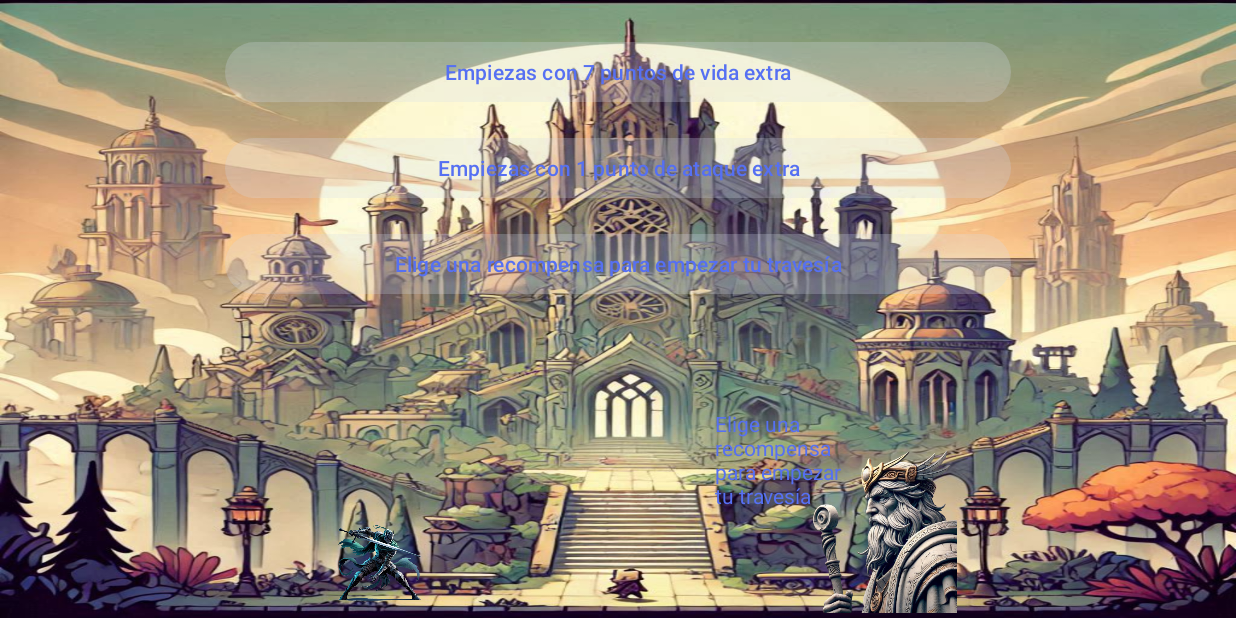
After one commit to JaimeAmuedoJAH/Roguelite_cartas, an Android app: the ActivityPrimeraPantalla screen opened directly, with no data from a screen before it, on a phone screen of 824 x 412 dp (held sideways). The commit adds this screen. Run offline under Robolectric (Android 15) with nearby library versions, the phone set to English and light mode, and no system bars.

Commit message:
Actualizacion de la app. implementadas nuevas clases, como la primera seleccion en la pantalla, y empezando a implementar el combate.

```diff
--- /dev/null
+++ b/app/src/main/java/com/jah/aplicacion_inventada/Controlador/ControladorEnemigo.java
@@ -0,0 +1,5 @@
+package com.jah.aplicacion_inventada.Controlador;
+
+public class ControladorEnemigo {
+
+}
--- /dev/null
+++ b/app/src/main/java/com/jah/aplicacion_inventada/Controlador/ControladorPersonaje.java
@@ -0,0 +1,73 @@
+package com.jah.aplicacion_inventada.Controlador;
+
+import com.jah.aplicacion_inventada.Modelo.FamiliaCarta.Ataque;
+import com.jah.aplicacion_inventada.Modelo.FamiliaCarta.Carta;
+import com.jah.aplicacion_inventada.Modelo.FamiliaCarta.Defensa;
+import com.jah.aplicacion_inventada.Modelo.FamiliaPersonaje.Personaje;
+import com.jah.aplicacion_inventada.R;
+
+import java.io.Serializable;
+import java.util.ArrayList;
+import java.util.List;
+
+public class ControladorPersonaje implements Serializable {
+
+    public static Personaje personaje;
+    public static List<Carta> mazo;
+
+    public static Personaje getPersonaje() {
+        return personaje;
+    }
+
+    public static void aumentarSaludMaxima(int vida){
+        personaje.setVidaMaxima(vida);
+    }
+
+    public static void aumentarVida(int vida){
+        personaje.setVida(vida);
+    }
+
+    public static void aumentarAtaque(int ataque){
+        personaje.setAtaque(ataque);
+    }
+
+    public static void aumentarDefensa(int defensa){
+        personaje.setDefensa(defensa);
+    }
+
+    public static void atacar(Ataque carta, Personaje personaje, Personaje enemigo){
+        int ataque = carta.getAtaque() + personaje.getAtaque() - enemigo.getDefensa();
+        if(ataque > enemigo.getVida()){
+            enemigo.setVida(enemigo.getVida() * -1);
+        }else{
+            enemigo.setVida(ataque * -1);
+        }
+    }
+
+    public static void defender(Defensa carta, Personaje personaje){
+        personaje.setDefensa(carta.getDefensa());
+    }
+
+    public static void personajeInicial(){
+        personaje = new Personaje("Renegado", 70, 70, 0, 0, mazo, 3, 3);
+    }
+
+    public static void mazoInicial(){
+            mazo = new ArrayList<>();
+            mazo.add(new Ataque("Ataque", "Realiza un barrido con la espada inflingiendo daño físico al enemigo", 1, R.drawable.ataque1, 6));
+            mazo.add(new Ataque("Ataque", "Realiza un barrido con la espada inflingiendo daño físico al enemigo", 1, R.drawable.ataque1, 6));
+            mazo.add(new Ataque("Ataque", "Realiza un barrido con la espada inflingiendo daño físico al enemigo", 1, R.drawable.ataque1, 6));
+            mazo.add(new Ataque("Ataque", "Realiza un barrido con la espada inflingiendo daño físico al enemigo", 1, R.drawable.ataque1, 6));
+            mazo.add(new Ataque("Ataque", "Realiza un barrido con la espada inflingiendo daño físico al enemigo", 1, R.drawable.ataque1, 6));
+            mazo.add(new Ataque("Ataque", "Realiza un barrido con la espada inflingiendo daño físico al enemigo", 1, R.drawable.ataque1, 6));
+            mazo.add(new Ataque("Ataque en área", "Realiza una serie de golpes consecutivos haciendo daño a todos los enemigos de la sala", 1, R.drawable.ataque1, 4));
+            mazo.add(new Ataque("Ataque+", "Realiza una estocada con la espada inflingiendo mayor cantidad de daño físico al enemigo que con un Ataque", 2, R.drawable.ataque2, 8));
+            mazo.add(new Defensa("Defensa", "Pone el escudo enfrente para bloquear el ataque del enemigo(Si el enemigo realiza un ataque+, seguirás recibiendo algo de daño)", 1, R.drawable.defensa1, 5));
+            mazo.add(new Defensa("Defensa", "Pone el escudo enfrente para bloquear el ataque del enemigo(Si el enemigo realiza un ataque+, seguirás recibiendo algo de daño)", 1, R.drawable.defensa1, 5));
+            mazo.add(new Defensa("Defensa", "Pone el escudo enfrente para bloquear el ataque del enemigo(Si el enemigo realiza un ataque+, seguirás recibiendo algo de daño)", 1, R.drawable.defensa1, 5));
+            mazo.add(new Defensa("Defensa", "Pone el escudo enfrente para bloquear el ataque del enemigo(Si el enemigo realiza un ataque+, seguirás recibiendo algo de daño)", 1, R.drawable.defensa1, 5));
+            mazo.add(new Defensa("Defensa", "Pone el escudo enfrente para bloquear el ataque del enemigo(Si el enemigo realiza un ataque+, seguirás recibiendo algo de daño)", 1, R.drawable.defensa1, 5));
+            mazo.add(new Defensa("Defensa", "Pone el escudo enfrente para bloquear el ataque del enemigo(Si el enemigo realiza un ataque+, seguirás recibiendo algo de daño)", 1, R.drawable.defensa1, 5));
+            mazo.add(new Defensa("Defensa+", "Alza el escudo bloqueando todo el daño recibido. No hay bloqueo más potente", 2, R.drawable.defensa2, 7));
+    }
+}
--- /dev/null
+++ b/app/src/main/java/com/jah/aplicacion_inventada/Vista/ActivityPrimeraPantalla.java
@@ -0,0 +1,76 @@
+package com.jah.aplicacion_inventada.Vista;
+
+import android.content.Intent;
+import android.media.MediaPlayer;
+import android.media.SoundPool;
+import android.os.Bundle;
+import android.widget.Button;
+
+import androidx.appcompat.app.AppCompatActivity;
+
+import com.jah.aplicacion_inventada.Controlador.ControladorPersonaje;
+import com.jah.aplicacion_inventada.Modelo.FamiliaCarta.Ataque;
+import com.jah.aplicacion_inventada.Modelo.FamiliaCarta.Carta;
+import com.jah.aplicacion_inventada.Modelo.FamiliaCarta.Defensa;
+import com.jah.aplicacion_inventada.Modelo.FamiliaPersonaje.Personaje;
+import com.jah.aplicacion_inventada.R;
+
+import java.util.ArrayList;
+import java.util.List;
+
+public class ActivityPrimeraPantalla extends AppCompatActivity {
+
+    Button btnEleccion1, btnEleccion2, btnEleccion3;
+    MediaPlayer mediaPlayer;
+    SoundPool soundPool;
+    int sonidoCargado;
+
+    @Override
+    protected void onCreate(Bundle savedInstanceState) {
+        super.onCreate(savedInstanceState);
+        setContentView(R.layout.activity_primera_pantalla);
+        initComponents();
+
+        btnEleccion1.setOnClickListener(view -> {
+            soundPool.play(sonidoCargado, 1, 1, 0, 0, 1);
+            aumentarEstadistica(1);
+        });
+        btnEleccion1.setOnClickListener(view -> {
+            soundPool.play(sonidoCargado, 1, 1, 0, 0, 1);
+            aumentarEstadistica(2);
+        });
+        btnEleccion1.setOnClickListener(view ->  {
+            soundPool.play(sonidoCargado, 1, 1, 0, 0, 1);
+            aumentarEstadistica(3);
+        });
+    }
+
+    private void aumentarEstadistica(int seleccion) {
+        if(seleccion == 1){
+            ControladorPersonaje.aumentarSaludMaxima(7);
+            ControladorPersonaje.aumentarVida(7);
+        }else if(seleccion == 2){
+            ControladorPersonaje.aumentarAtaque(1);
+        }else{
+            ControladorPersonaje.aumentarDefensa(1);
+        }
+        Intent empezarJuego = new Intent(getApplicationContext(), ActivityPelea.class);
+        mediaPlayer.stop();
+        mediaPlayer.release();
+        startActivity(empezarJuego);
+        finish();
+    }
+
+    private void initComponents() {
+        btnEleccion1 = findViewById(R.id.btnEleccion1);
+        btnEleccion2 = findViewById(R.id.btnEleccion2);
+        btnEleccion3 = findViewById(R.id.btnEleccion3);
+        ControladorPersonaje.mazoInicial();
+        ControladorPersonaje.personajeInicial();
+        mediaPlayer = MediaPlayer.create(getApplicationContext(), R.raw.musicajugando);
+        mediaPlayer.setLooping(true);
+        mediaPlayer.start();
+        soundPool = new SoundPool.Builder().build();
+        sonidoCargado = soundPool.load(getApplicationContext(), R.raw.sonido_boton, 1);
+    }
+}
--- a/app/src/main/res/drawable/baseline_logout_24.xml
+++ b/app/src/main/res/drawable/baseline_logout_24.xml
@@ -1,4 +1,4 @@
-<vector xmlns:android="http://schemas.android.com/apk/res/android" android:autoMirrored="true" android:height="24dp" android:tint="#DBB322" android:viewportHeight="24" android:viewportWidth="24" android:width="24dp">
+<vector xmlns:android="http://schemas.android.com/apk/res/android" android:autoMirrored="true" android:height="24dp" android:tint="#5670F2" android:viewportHeight="24" android:viewportWidth="24" android:width="24dp">
 
     <path android:fillColor="@android:color/white" android:pathData="M17,7l-1.41,1.41L18.17,11H8v2h10.17l-2.58,2.58L17,17l5,-5zM4,5h8V3H4c-1.1,0 -2,0.9 -2,2v14c0,1.1 0.9,2 2,2h8v-2H4V5z"/>
 
--- /dev/null
+++ b/app/src/main/res/drawable/progress_drawable.xml
@@ -0,0 +1,2 @@
+<?xml version="1.0" encoding="utf-8"?>
+<layer-list xmlns:android="http://schemas.android.com/apk/res/android"> <item android:id="@android:id/background"> <shape> <corners android:radius="5dp" /> <solid android:color="#FF0000" /> <!-- Color de fondo (vacío) --> </shape> </item> <item android:id="@android:id/progress"> <clip> <shape> <corners android:radius="5dp" /> <solid android:color="#00FF00" /> <!-- Color de progreso (vida) --> </shape> </clip> </item> </layer-list>
--- /dev/null
+++ b/app/src/main/res/layout-land/activity_primera_pantalla.xml
@@ -0,0 +1,84 @@
+<?xml version="1.0" encoding="utf-8"?>
+<androidx.constraintlayout.widget.ConstraintLayout xmlns:android="http://schemas.android.com/apk/res/android"
+    xmlns:app="http://schemas.android.com/apk/res-auto"
+    xmlns:tools="http://schemas.android.com/tools"
+    android:id="@+id/main"
+    android:layout_width="match_parent"
+    android:layout_height="match_parent"
+    android:background="@drawable/fondo"
+    tools:context=".Vista.ActivityPrimeraPantalla">
+
+    <ImageView
+        android:id="@+id/imageView2"
+        android:layout_width="124dp"
+        android:layout_height="110dp"
+        android:layout_marginEnd="179dp"
+        android:layout_marginBottom="3dp"
+        app:layout_constraintBottom_toBottomOf="parent"
+        app:layout_constraintEnd_toEndOf="parent"
+        app:srcCompat="@drawable/sabio" />
+
+    <ImageView
+        android:id="@+id/imageView3"
+        android:layout_width="66dp"
+        android:layout_height="58dp"
+        android:layout_marginStart="220dp"
+        android:layout_marginBottom="8dp"
+        app:layout_constraintBottom_toBottomOf="parent"
+        app:layout_constraintStart_toStartOf="parent"
+        app:srcCompat="@drawable/personaje" />
+
+    <TextView
+        android:id="@+id/textView2"
+        android:layout_width="99dp"
+        android:layout_height="0dp"
+        android:layout_marginEnd="248dp"
+        android:layout_marginBottom="72dp"
+        android:backgroundTint="@color/menu_color"
+        android:text="@string/dialogo_sabio"
+        android:textColor="@color/letras_color"
+        app:layout_constraintBottom_toBottomOf="parent"
+        app:layout_constraintEnd_toEndOf="parent" />
+
+    <Button
+        android:id="@+id/btnEleccion1"
+        android:layout_width="0dp"
+        android:layout_height="wrap_content"
+        android:layout_marginStart="150dp"
+        android:layout_marginTop="24dp"
+        android:layout_marginEnd="150dp"
+        android:backgroundTint="@color/menu_color"
+        android:text="@string/eleccion1"
+        android:textColor="@color/letras_color"
+        app:layout_constraintEnd_toEndOf="parent"
+        app:layout_constraintStart_toStartOf="parent"
+        app:layout_constraintTop_toTopOf="parent" />
+
+    <Button
+        android:id="@+id/btnEleccion2"
+        android:layout_width="0dp"
+        android:layout_height="wrap_content"
+        android:layout_marginStart="150dp"
+        android:layout_marginTop="16dp"
+        android:layout_marginEnd="150dp"
+        android:backgroundTint="@color/menu_color"
+        android:text="@string/eleccion2"
+        android:textColor="@color/letras_color"
+        app:layout_constraintEnd_toEndOf="parent"
+        app:layout_constraintStart_toStartOf="parent"
+        app:layout_constraintTop_toBottomOf="@+id/btnEleccion1" />
+
+    <Button
+        android:id="@+id/btnEleccion3"
+        android:layout_width="0dp"
+        android:layout_height="wrap_content"
+        android:layout_marginStart="150dp"
+        android:layout_marginTop="16dp"
+        android:layout_marginEnd="150dp"
+        android:backgroundTint="@color/menu_color"
+        android:text="@string/dialogo_sabio"
+        android:textColor="@color/letras_color"
+        app:layout_constraintEnd_toEndOf="parent"
+        app:layout_constraintStart_toStartOf="parent"
+        app:layout_constraintTop_toBottomOf="@+id/btnEleccion2" />
+</androidx.constraintlayout.widget.ConstraintLayout>
--- a/app/src/main/res/values/colors.xml
+++ b/app/src/main/res/values/colors.xml
@@ -2,7 +2,7 @@
 <resources>
     <color name="black">#FF000000</color>
     <color name="white">#FFFFFFFF</color>
-    <color name="letras_color">#DBB322</color>
+    <color name="letras_color">#5670F2</color>
     <color name="menu_color">#23D0DAE7</color>
     <color name="buttons_menu">#00D0DAE7</color>
     <color name="colorDescripcion">#FFFFFF</color>
```
Also changed, not shown: app/src/main/java/com/jah/aplicacion_inventada/Modelo/FamiliaCarta/Habilidad.java (added, +32 -0 lines), app/src/main/java/com/jah/aplicacion_inventada/Modelo/FamiliaPersonaje/Enemigo.java (added, +73 -0 lines), app/src/main/java/com/jah/aplicacion_inventada/Modelo/FamiliaPersonaje/Personaje.java (+6 -1 lines), app/src/main/java/com/jah/aplicacion_inventada/Vista/ActivityPelea.java (added, +43 -0 lines), app/src/main/java/com/jah/aplicacion_inventada/Vista/AdaptadorMazo.java (added, +73 -0 lines), app/src/main/java/com/jah/aplicacion_inventada/Vista/MainActivity.java (+8 -2 lines), app/src/main/res/layout-land/activity_pelea.xml (added, +79 -0 lines), app/src/main/res/layout-land/cartas.xml (+37 -41 lines), app/src/main/res/layout-land/mazo.xml (added, +70 -0 lines), app/src/main/res/drawable/ataque3.png (added), app/src/main/res/drawable/habilidadataque.png (added), app/src/main/res/drawable/habilidaddefensa.png (added), app/src/main/res/drawable/sabio.png (added).
